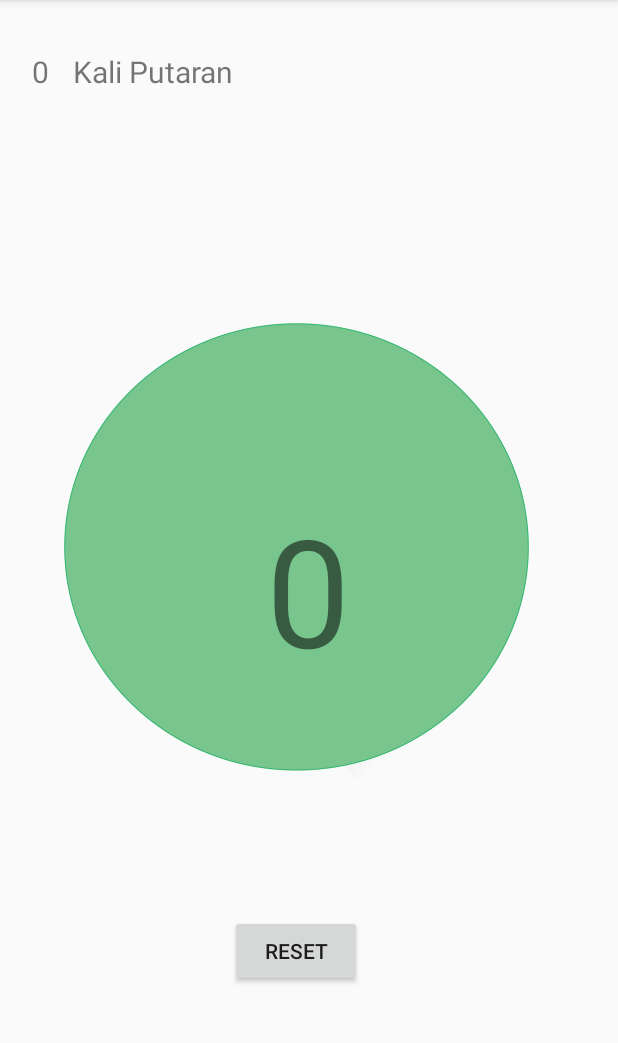
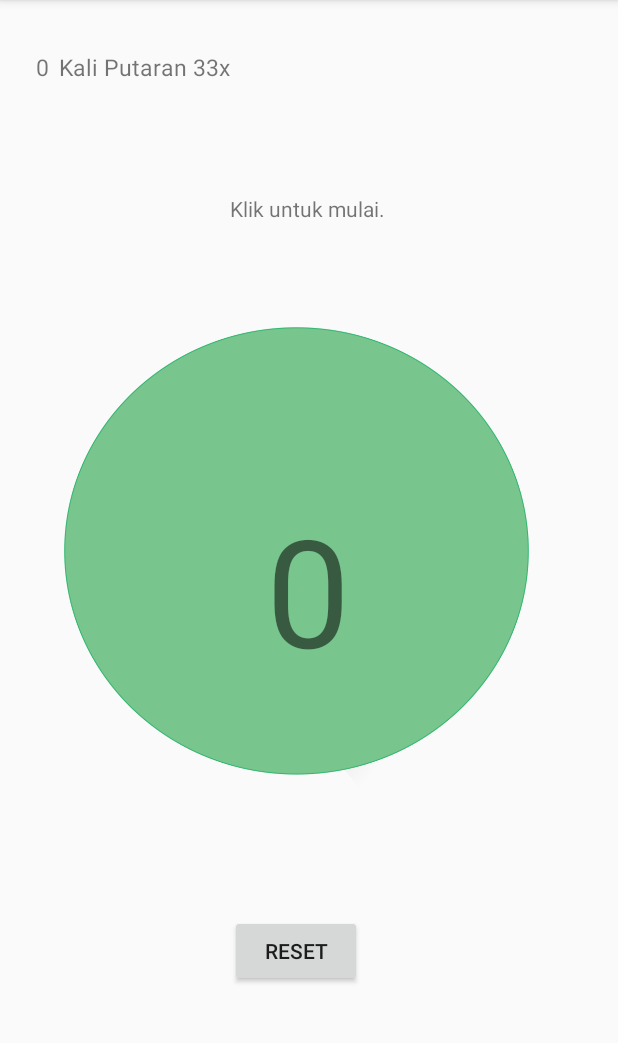
Before and after one commit to arifbugaresa/Kapsel-Amalan, an Android app: the TasbihActivity screen opened directly, with no data from a screen before it, on a phone screen of 412 x 824 dp, the part 84-1127 px from its top. Run offline under Robolectric (Android 15) with nearby library versions, the phone set to English and light mode, and no system bars.

Commit message:
sudah ditambah klik untuk mulai

```diff
--- a/app/src/main/res/layout/activity_tasbih.xml
+++ b/app/src/main/res/layout/activity_tasbih.xml
@@ -17,9 +17,9 @@
             style="@android:style/Widget.Material.ImageButton"
             android:layout_width="310dp"
             android:layout_height="365dp"
-            android:layout_alignParentBottom="true"
+            android:layout_above="@+id/btnReset"
             android:layout_centerHorizontal="true"
-            android:layout_marginBottom="168dp"
+            android:layout_marginBottom="60dp"
             android:background="@drawable/ic_launcher_foreground"
             android:scaleType="fitCenter"
             app:srcCompat="@drawable/buletantasbih"
@@ -35,7 +35,7 @@
             android:layout_marginTop="34dp"
             android:layout_toStartOf="@+id/ibTambahTasbih"
             android:text="0"
-            android:textSize="20dp" />
+            android:textSize="15dp" />
 
         <Button
             android:id="@+id/btnReset"
@@ -52,10 +52,18 @@
             android:layout_height="wrap_content"
             android:layout_alignBaseline="@+id/tvTasbihkelipatan"
             android:layout_alignBottom="@+id/tvTasbihkelipatan"
-            android:layout_alignStart="@+id/ibTambahTasbih"
-            android:layout_marginStart="6dp"
-            android:text="Kali Putaran"
-            android:textSize="20dp"/>
+            android:layout_toStartOf="@+id/textView11"
+            android:text="Kali Putaran 33x"
+            android:textSize="15dp" />
+
+        <TextView
+            android:id="@+id/textView11"
+            android:layout_width="wrap_content"
+            android:layout_height="wrap_content"
+            android:layout_above="@+id/ibTambahTasbih"
+            android:layout_alignStart="@+id/btnReset"
+            android:layout_marginBottom="36dp"
+            android:text="Klik untuk mulai." />
     </RelativeLayout>
 
     <TextView
```
